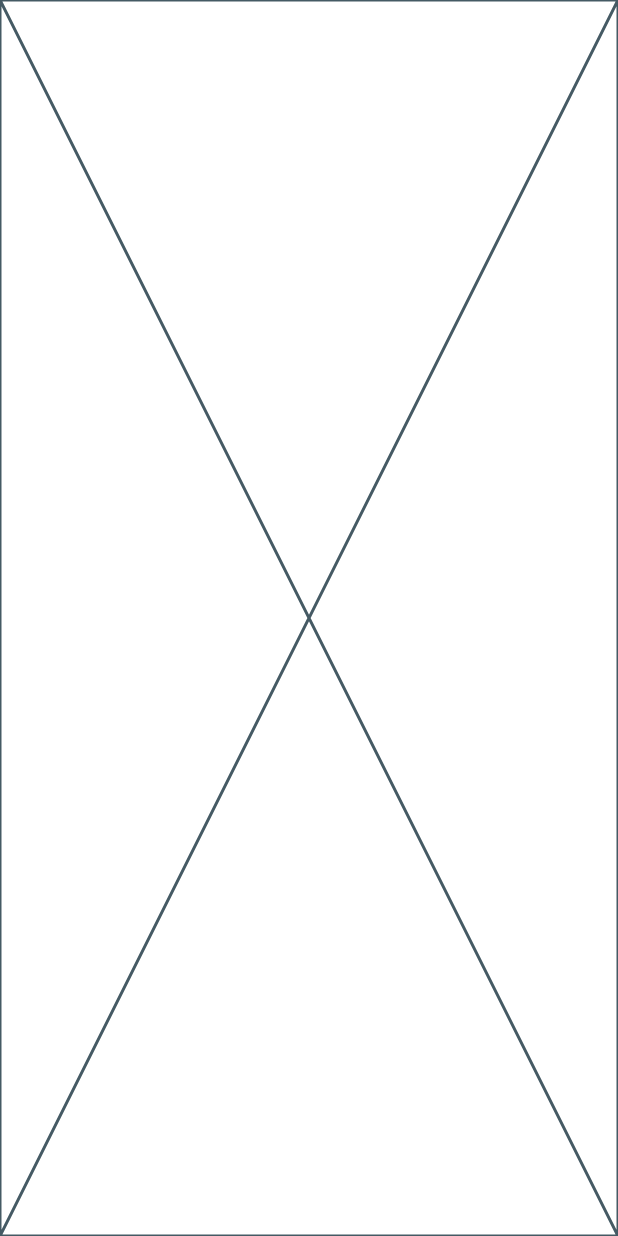
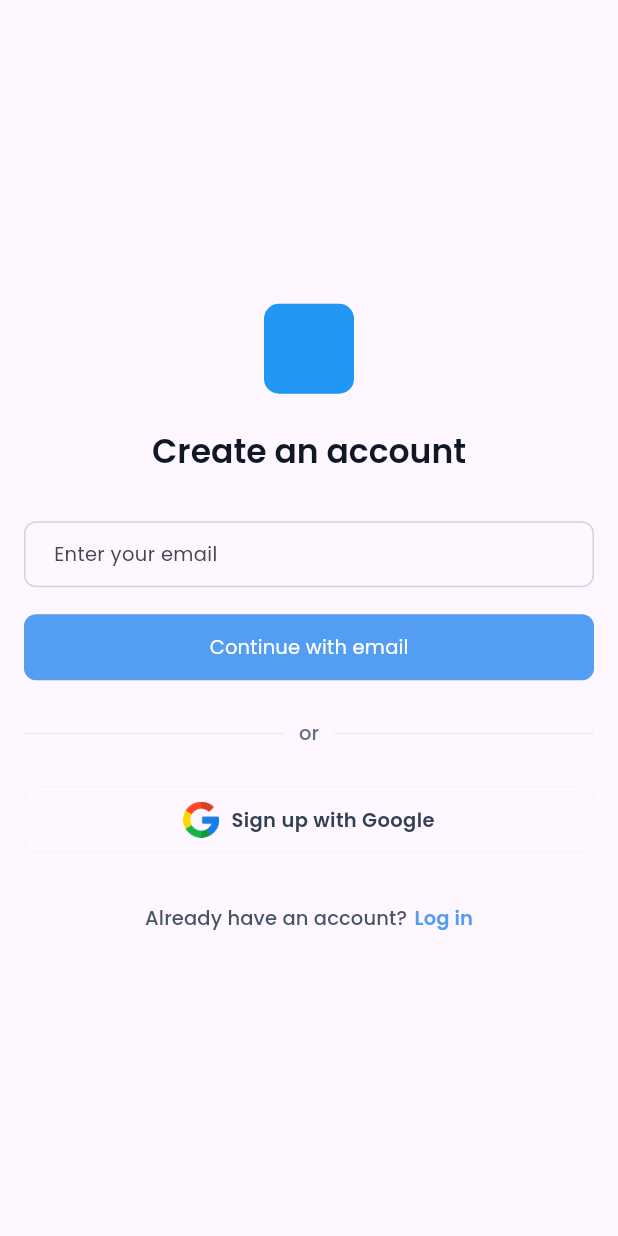
Before and after one commit to Wyntap-Inc/easevents_app, a Flutter app: the screen it shows after launch, on a phone screen of 412 x 824 dp. Run offline on Flutter 3.47's test engine with Material 3 defaults, Android fonts, the phone set to English and light mode, and no system bars; our stand-ins replace google_fonts.

Commit message:
created register screen

```diff
--- a/lib/main.dart
+++ b/lib/main.dart
@@ -1,4 +1,6 @@
+import 'package:easevents_app/screens/register_screen.dart';
 import 'package:flutter/material.dart';
+import 'package:google_fonts/google_fonts.dart';
 
 void main() {
   runApp(const MyApp());
@@ -9,12 +11,64 @@ class MyApp extends StatelessWidget {
   @override
   Widget build(BuildContext context) {
     return MaterialApp(
+      debugShowCheckedModeBanner: false,
       title: 'Flutter Demo',
       theme: ThemeData(
         colorScheme: ColorScheme.fromSeed(seedColor: Colors.deepPurple),
         useMaterial3: true,
+        highlightColor: Colors.transparent,
+        splashColor: Colors.transparent,
+        splashFactory: NoSplash.splashFactory,
+        textTheme: GoogleFonts.poppinsTextTheme().copyWith(
+          headlineSmall: const TextStyle(
+            color: Color(0xFF101828),
+            fontWeight: FontWeight.w600,
+            fontSize: 22,
+          ),
+          titleSmall: const TextStyle(
+            fontSize: 13,
+            color: Color(0xFF475467),
+          ),
+        ),
+        fontFamily: GoogleFonts.poppins().fontFamily,
+        inputDecorationTheme: const InputDecorationTheme().copyWith(
+          enabledBorder: OutlineInputBorder(
+            borderRadius: BorderRadius.circular(8),
+            borderSide: const BorderSide(
+              width: 1,
+              color: Color(0xFFD0D5DD),
+            ),
+          ),
+          border: OutlineInputBorder(
+            borderRadius: BorderRadius.circular(8),
+          ),
+          contentPadding: const EdgeInsets.symmetric(
+            vertical: 14,
+            horizontal: 16,
+          ),
+          hintStyle: const TextStyle(
+            fontSize: 13,
+            fontWeight: FontWeight.w400,
+          ),
+        ),
+        elevatedButtonTheme: ElevatedButtonThemeData(
+          style: ElevatedButton.styleFrom(
+            minimumSize: const Size(double.infinity, 44),
+            shape: RoundedRectangleBorder(
+              borderRadius: BorderRadius.circular(8),
+            ),
+            elevation: 0,
+            splashFactory: NoSplash.splashFactory,
+            shadowColor: Colors.transparent,
+            backgroundColor: const Color(0xFF539DF3),
+            foregroundColor: Colors.white,
+          ),
+        ),
       ),
-      home: const Placeholder(),
+      initialRoute: '/',
+      routes: {
+        '/': (context) => const RegisterScreen(),
+      },
     );
   }
 }
--- /dev/null
+++ b/lib/screens/register_screen.dart
@@ -0,0 +1,71 @@
+import 'package:easevents_app/widgets/custom_account_button.dart';
+import 'package:easevents_app/widgets/custom_elevated_button.dart';
+import 'package:easevents_app/widgets/custom_google_button.dart';
+import 'package:easevents_app/widgets/custom_sign_up_textField.dart';
+import 'package:easevents_app/widgets/divider_widget.dart';
+import 'package:flutter/material.dart';
+
+class RegisterScreen extends StatelessWidget {
+  const RegisterScreen({super.key});
+
+  @override
+  Widget build(BuildContext context) {
+    final TextEditingController emailController = TextEditingController();
+
+    return Scaffold(
+      resizeToAvoidBottomInset: true,
+      body: Center(
+        child: SingleChildScrollView(
+          child: Padding(
+            padding: const EdgeInsets.all(16),
+            child: Column(
+              mainAxisAlignment: MainAxisAlignment.center,
+              mainAxisSize: MainAxisSize.min,
+              children: <Widget>[
+                Container(
+                  height: 60,
+                  width: 60,
+                  decoration: BoxDecoration(
+                    color: Colors.blue,
+                    borderRadius: BorderRadius.circular(10),
+                  ),
+                  child: const Text(''),
+                ),
+                const SizedBox(height: 24),
+                Text(
+                  'Create an account',
+                  style: Theme.of(context).textTheme.headlineSmall,
+                ),
+                const SizedBox(height: 32),
+                CustomTextField(
+                  hintText: 'Enter your email',
+                  controller: emailController,
+                  textInputType: TextInputType.emailAddress,
+                ),
+                const SizedBox(height: 16),
+                CustomElevatedButton(
+                  text: 'Continue with email',
+                  onPressed: () {},
+                ),
+                const SizedBox(height: 24),
+                const DividerWidget(),
+                const SizedBox(height: 24),
+                CustomGoogleButton(
+                  image: 'asset/icon/google.png',
+                  text: 'Sign up with Google',
+                  onPressed: () {},
+                ),
+                const SizedBox(height: 32),
+                CustomAccountButton(
+                  text: 'Already have an account?',
+                  textButton: 'Log in',
+                  onTap: () {},
+                ),
+              ],
+            ),
+          ),
+        ),
+      ),
+    );
+  }
+}
--- /dev/null
+++ b/lib/widgets/custom_account_button.dart
@@ -0,0 +1,41 @@
+import 'package:flutter/material.dart';
+
+class CustomAccountButton extends StatelessWidget {
+  const CustomAccountButton({
+    required this.text,
+    required this.onTap,
+    required this.textButton,
+    super.key,
+  });
+
+  final String text;
+  final String textButton;
+  final void Function() onTap;
+
+  @override
+  Widget build(BuildContext context) {
+    return Row(
+      mainAxisAlignment: MainAxisAlignment.center,
+      children: <Widget>[
+        Text(
+          text,
+          style: Theme.of(context).textTheme.titleSmall,
+        ),
+        const SizedBox(width: 5),
+        InkWell(
+          highlightColor: Colors.transparent,
+          splashColor: Colors.transparent,
+          onTap: onTap,
+          child: Text(
+            'Log in',
+            style: Theme.of(context).textTheme.titleSmall!.copyWith(
+                  color: const Color(0xFF539DF3),
+                  fontWeight: FontWeight.w600,
+                  fontSize: 13,
+                ),
+          ),
+        ),
+      ],
+    );
+  }
+}
--- /dev/null
+++ b/lib/widgets/custom_elevated_button.dart
@@ -0,0 +1,27 @@
+import 'package:flutter/material.dart';
+
+class CustomElevatedButton extends StatelessWidget {
+  const CustomElevatedButton({
+    required this.onPressed,
+    required this.text,
+    super.key,
+  });
+
+  final void Function() onPressed;
+  final String text;
+
+  @override
+  Widget build(BuildContext context) {
+    return ElevatedButton(
+      onPressed: onPressed,
+      child: Text(
+        text,
+        style: Theme.of(context).textTheme.titleMedium!.copyWith(
+              fontWeight: FontWeight.w400,
+              color: Colors.white,
+              fontSize: 13,
+            ),
+      ),
+    );
+  }
+}
--- /dev/null
+++ b/lib/widgets/custom_google_button.dart
@@ -0,0 +1,52 @@
+import 'package:flutter/material.dart';
+
+class CustomGoogleButton extends StatelessWidget {
+  const CustomGoogleButton({
+    required this.image,
+    required this.text,
+    required this.onPressed,
+    super.key,
+  });
+
+  final String image;
+  final String text;
+  final void Function() onPressed;
+
+  @override
+  Widget build(BuildContext context) {
+    return ElevatedButton(
+      style: ElevatedButton.styleFrom(
+        elevation: 0,
+        backgroundColor: Colors.transparent,
+        minimumSize: const Size(double.infinity, 44),
+        shape: RoundedRectangleBorder(
+          borderRadius: BorderRadius.circular(8),
+          side: const BorderSide(
+            width: 0.1,
+            color: Color(0xFFD0D5DD),
+          ),
+        ),
+      ),
+      onPressed: onPressed,
+      child: Row(
+        mainAxisAlignment: MainAxisAlignment.center,
+        children: <Widget>[
+          Image.asset(
+            image,
+            height: 24,
+            width: 24,
+          ),
+          const SizedBox(width: 8),
+          Text(
+            text,
+            style: Theme.of(context).textTheme.bodyMedium!.copyWith(
+                  fontWeight: FontWeight.w600,
+                  color: const Color(0xFF344054),
+                  fontSize: 13,
+                ),
+          ),
+        ],
+      ),
+    );
+  }
+}
--- /dev/null
+++ b/lib/widgets/custom_sign_up_textField.dart
@@ -0,0 +1,30 @@
+import 'package:flutter/material.dart';
+
+class CustomTextField extends StatelessWidget {
+  const CustomTextField({
+    required this.controller,
+    required this.textInputType,
+    required this.hintText,
+    super.key,
+  });
+
+  final TextEditingController controller;
+  final TextInputType textInputType;
+  final String hintText;
+
+  @override
+  Widget build(BuildContext context) {
+    return SizedBox(
+      height: 44,
+      child: TextField(
+        style: Theme.of(context).textTheme.bodyMedium,
+        keyboardType: TextInputType.emailAddress,
+        controller: controller,
+        decoration: const InputDecoration(
+          focusColor: Color(0xFF539DF3),
+          hintText: 'Enter your email',
+        ),
+      ),
+    );
+  }
+}
--- /dev/null
+++ b/lib/widgets/divider_widget.dart
@@ -0,0 +1,34 @@
+import 'package:flutter/material.dart';
+
+class DividerWidget extends StatelessWidget {
+  const DividerWidget({super.key});
+
+  @override
+  Widget build(BuildContext context) {
+    return Row(
+      children: <Widget>[
+        const Expanded(
+          child: Divider(
+            endIndent: 10,
+            color: Color(0xFFEAECF0),
+            thickness: 1,
+          ),
+        ),
+        Text(
+          'or',
+          style: Theme.of(context).textTheme.labelLarge!.copyWith(
+                color: const Color(0xFF667085),
+                fontSize: 13,
+              ),
+        ),
+        const Expanded(
+          child: Divider(
+            indent: 10,
+            color: Color(0xFFEAECF0),
+            thickness: 1,
+          ),
+        ),
+      ],
+    );
+  }
+}
--- a/pubspec.yaml
+++ b/pubspec.yaml
@@ -35,6 +35,7 @@ dependencies:
   # The following adds the Cupertino Icons font to your application.
   # Use with the CupertinoIcons class for iOS style icons.
   cupertino_icons: ^1.0.6
+  google_fonts: ^6.2.1
 
 dev_dependencies:
   flutter_test:
@@ -59,8 +60,8 @@ flutter:
   uses-material-design: true
 
   # To add assets to your application, add an assets section, like this:
-  # assets:
-  #   - images/a_dot_burr.jpeg
+  assets:
+    - asset/icon/
   #   - images/a_dot_ham.jpeg
 
   # An image asset can refer to one or more resolution-specific "variants", see
```
Also changed, not shown: asset/icon/google.png (added), lib/screens/index.dart (deleted), pubspec.lock, 1 other file.
